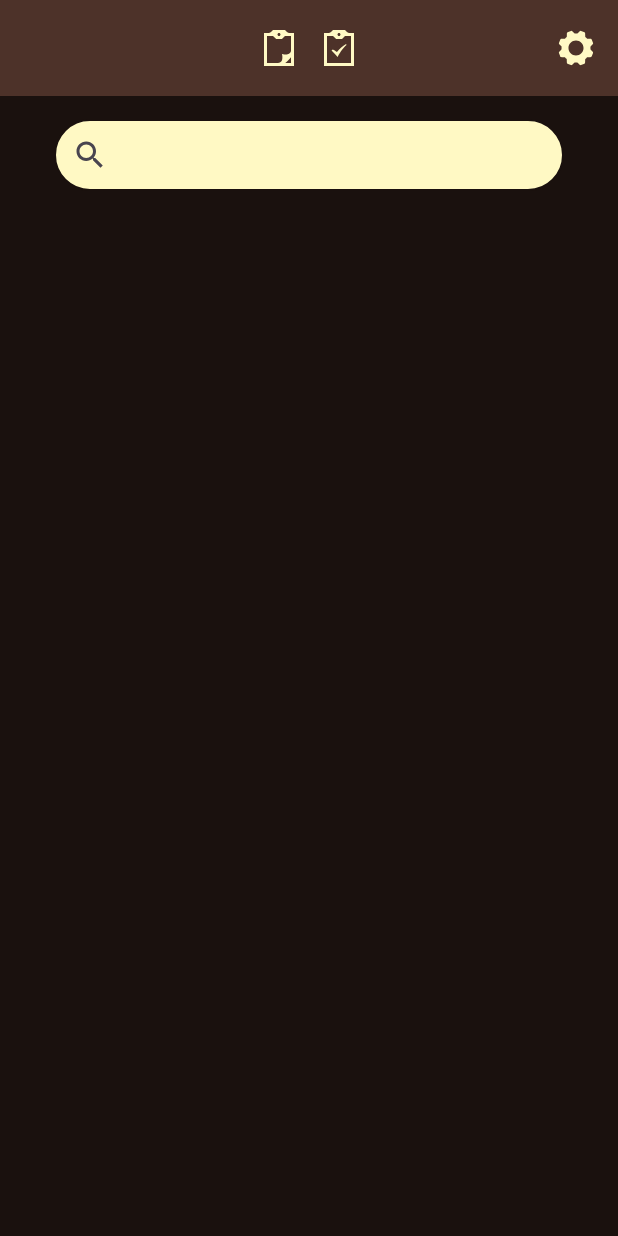
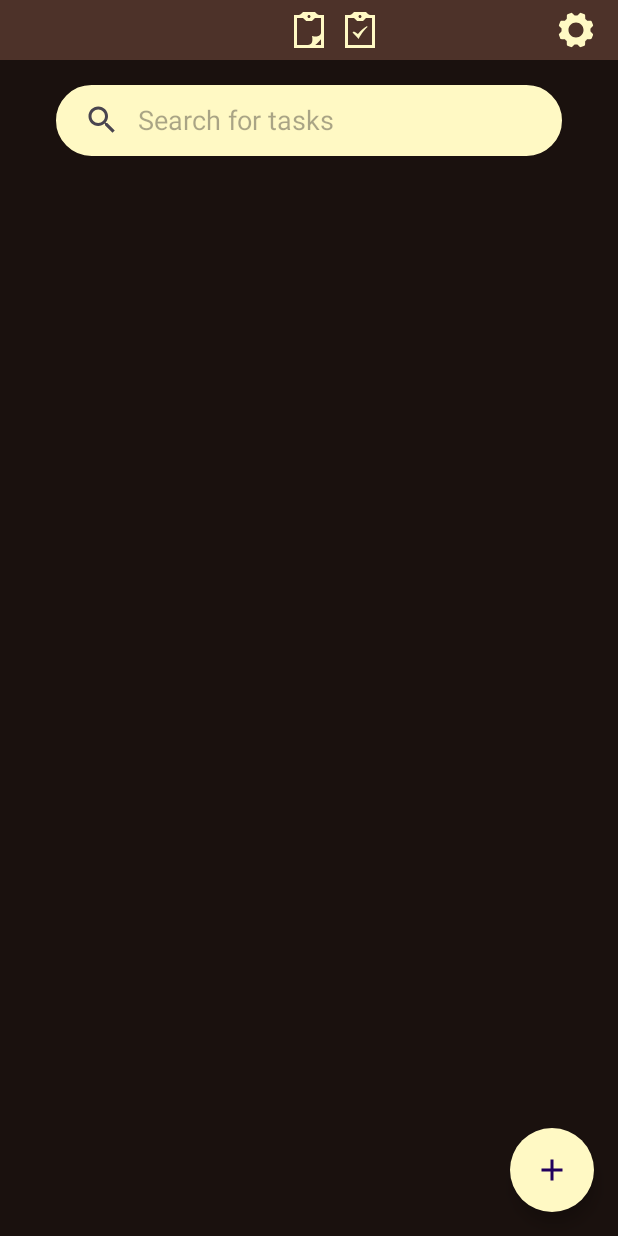
Before and after one commit to grigroviska/Nopedot, an Android app: the TaskFeedFragment screen opened through its navigation route, on a phone screen of 412 x 824 dp. Run offline under Robolectric (Android 15) with nearby library versions, the light colour scheme and no system bars; our stand-ins replace Room's generated code, data binding, navigation-ui; libraries missing offline, so code that uses them is left out: io.noties.markwon, org.commonmark.node.

Commit message:
Searchbars have been renewed. Page transitions in HomeScreen have been added.

```diff
--- a/app/build.gradle.kts
+++ b/app/build.gradle.kts
@@ -102,4 +102,7 @@ dependencies {
     implementation("io.noties.markwon:ext-strikethrough:4.6.2")
     implementation("io.noties.markwon:ext-tasklist:4.6.2")
 
+    implementation("androidx.appcompat:appcompat:1.3.0")
+
+
 }
--- a/app/src/main/java/com/grigroviska/nopedot/activities/HomeScreen.kt
+++ b/app/src/main/java/com/grigroviska/nopedot/activities/HomeScreen.kt
@@ -9,6 +9,7 @@ import androidx.lifecycle.ViewModelProvider
 import androidx.navigation.NavController
 import androidx.navigation.Navigation
 import androidx.navigation.findNavController
+import androidx.navigation.fragment.NavHostFragment
 import androidx.navigation.ui.setupActionBarWithNavController
 import com.grigroviska.nopedot.R
 import com.grigroviska.nopedot.databinding.ActivityHomeScreenBinding
@@ -24,23 +25,50 @@ class HomeScreen : AppCompatActivity() {
 
     override fun onCreate(savedInstanceState: Bundle?) {
         super.onCreate(savedInstanceState)
-        supportActionBar?.hide()
-
+        binding = ActivityHomeScreenBinding.inflate(layoutInflater)
+        val view = binding.root
 
         try {
-            binding = ActivityHomeScreenBinding.inflate(layoutInflater)
-            val view = binding.root
             setContentView(view)
             val noteRepository = NoteRepository(NoteDatabase(this))
             val noteActivityViewModelFactory = NoteActivityViewModelFactory(noteRepository)
             noteActivityViewModel = ViewModelProvider(this,
                 noteActivityViewModelFactory)[NoteActivityViewModel::class.java]
 
+            try {
+                val navHostFragment = supportFragmentManager.findFragmentById(R.id.fragment) as NavHostFragment
+                val navController = navHostFragment.navController
+
+                binding.noteList.setOnClickListener {
+                    val currentDestination = navController.currentDestination?.id
+                    if (currentDestination != R.id.noteFeedFragment) {
+                        navController.navigate(R.id.noteFeedFragment)
+                    }else{
+
+                    }
+                }
+
+                binding.taskList.setOnClickListener {
+                    val currentDestination = navController.currentDestination?.id
+                    if (currentDestination != R.id.taskFeedFragment) {
+                        navController.navigate(R.id.taskFeedFragment)
+                    }else{
+
+                    }
+                }
+            }catch (e: Exception){
+
+                System.out.println(e.stackTraceToString() + e.localizedMessage.toString() + e.stackTrace.toString())
+
+            }
+
+
         }catch (e: Exception){
 
-            Log.d("TAG","ERROR")
+            System.out.println(e.stackTraceToString() + e.localizedMessage)
 
         }
 
+
     }
 }
--- a/app/src/main/java/com/grigroviska/nopedot/db/DAO.kt
+++ b/app/src/main/java/com/grigroviska/nopedot/db/DAO.kt
@@ -21,7 +21,7 @@ interface DAO {
     @Query("SELECT * FROM Note ORDER BY id DESC")
     fun getAllNote(): LiveData<List<Note>>
 
-    @Query("SELECT * FROM Note WHERE title LIKE :query OR content LIKE :query OR date LIKE :query ORDER BY id DESC")
+    @Query("SELECT * FROM Note WHERE title LIKE '%' || :query || '%' OR content LIKE '%' || :query || '%' ORDER BY id DESC")
     fun searchNote(query: String): LiveData<List<Note>>
 
     @Delete
--- a/app/src/main/res/layout/activity_home_screen.xml
+++ b/app/src/main/res/layout/activity_home_screen.xml
@@ -13,7 +13,51 @@
         tools:context=".activities.HomeScreen"
         android:background="@color/brown">
 
-        <com.google.android.material.appbar.MaterialToolbar
+        <RelativeLayout
+            android:id="@+id/topBar"
+            android:layout_width="match_parent"
+            android:layout_height="wrap_content"
+            android:background="@color/sBrown"
+            app:layout_constraintEnd_toEndOf="parent"
+            app:layout_constraintStart_toStartOf="parent"
+            app:layout_constraintTop_toTopOf="parent">
+
+            <ImageView
+                android:id="@+id/noteList"
+                android:layout_width="wrap_content"
+                android:layout_height="wrap_content"
+                android:layout_centerInParent="true"
+                android:clickable="true"
+                android:layout_centerVertical="true"
+                android:src="@drawable/note" />
+
+            <ImageView
+                android:id="@+id/taskList"
+                android:layout_width="wrap_content"
+                android:layout_height="wrap_content"
+                android:clickable="true"
+                android:layout_toEndOf="@id/noteList"
+                android:layout_centerVertical="true"
+                android:paddingStart="10dp"
+                android:src="@drawable/task"
+                android:layout_gravity="center" />
+
+            <ImageView
+                android:id="@+id/settings"
+                android:layout_width="wrap_content"
+                android:layout_height="wrap_content"
+                android:paddingTop="8dp"
+                android:paddingEnd="16dp"
+                android:paddingBottom="8dp"
+                android:clickable="true"
+                android:layout_alignParentEnd="true"
+                android:layout_centerVertical="true"
+                android:src="@drawable/settings"
+              />
+
+        </RelativeLayout>
+
+        <!--<com.google.android.material.appbar.MaterialToolbar
             android:id="@+id/topBar"
             android:layout_width="match_parent"
             android:layout_height="wrap_content"
@@ -58,7 +102,7 @@
                 app:layout_constraintEnd_toEndOf="parent"
                 app:layout_constraintTop_toTopOf="parent" />
 
-        </com.google.android.material.appbar.MaterialToolbar>
+        </com.google.android.material.appbar.MaterialToolbar>-->
 
         <FrameLayout
             android:layout_width="match_parent"
--- a/app/src/main/res/layout/fragment_task_feed.xml
+++ b/app/src/main/res/layout/fragment_task_feed.xml
@@ -10,12 +10,35 @@
     <SearchView
         android:id="@+id/searchView"
         android:layout_width="340dp"
-        android:layout_height="wrap_content"
+        android:layout_height="50dp"
         android:layout_marginTop="15dp"
+        android:queryBackground="@null"
         android:background="@drawable/rounded_searchview_background"
+        android:drawablePadding="5dp"
+        android:importantForAutofill="no"
+        android:textColor="@color/brown"
+        android:textColorHint="@color/brown"
+        android:iconifiedByDefault="false"
+        android:drawableStart="@drawable/search"
         android:queryHint="@string/search_task"
         app:layout_constraintEnd_toEndOf="parent"
         app:layout_constraintStart_toStartOf="parent"
-        app:layout_constraintTop_toTopOf="parent" />
+        app:layout_constraintTop_toTopOf="parent"/>
+
+    <com.google.android.material.floatingactionbutton.FloatingActionButton
+        android:id="@+id/floatingActionButton"
+        android:layout_width="wrap_content"
+        android:layout_height="wrap_content"
+        android:layout_margin="16dp"
+        android:backgroundTint="@color/ivoryWhite"
+        android:tint="@color/brown"
+        android:src="@drawable/add_icon"
+        android:elevation="0dp"
+        app:fabSize="normal"
+        app:borderWidth="0dp"
+        app:useCompatPadding="false"
+        app:layout_constraintBottom_toBottomOf="parent"
+        app:layout_constraintEnd_toEndOf="parent"
+        app:shapeAppearance="@style/RoundedShape" />
 
 </androidx.constraintlayout.widget.ConstraintLayout>
--- a/app/src/main/res/values/themes.xml
+++ b/app/src/main/res/values/themes.xml
@@ -16,6 +16,7 @@
         <item name="cornerSize">50%</item>
     </style>
 
+
     <style name="BottomSheetDialogTheme" parent="Theme.Design.Light.BottomSheetDialog">
         <item name="bottomSheetStyle">@style/BottomSheetStyle</item>
     </style>
@@ -23,4 +24,5 @@
     <style name="BottomSheetStyle" parent="Widget.Design.BottomSheet.Modal">
         <item name="android:background">@android:color/transparent</item>
     </style>
+
 </resources>
```
Also changed, not shown: app/src/main/java/com/grigroviska/nopedot/fragments/NoteFeedFragment.kt (+24 -31 lines), app/src/main/res/layout/fragment_note_feed.xml (+6 -3 lines).
